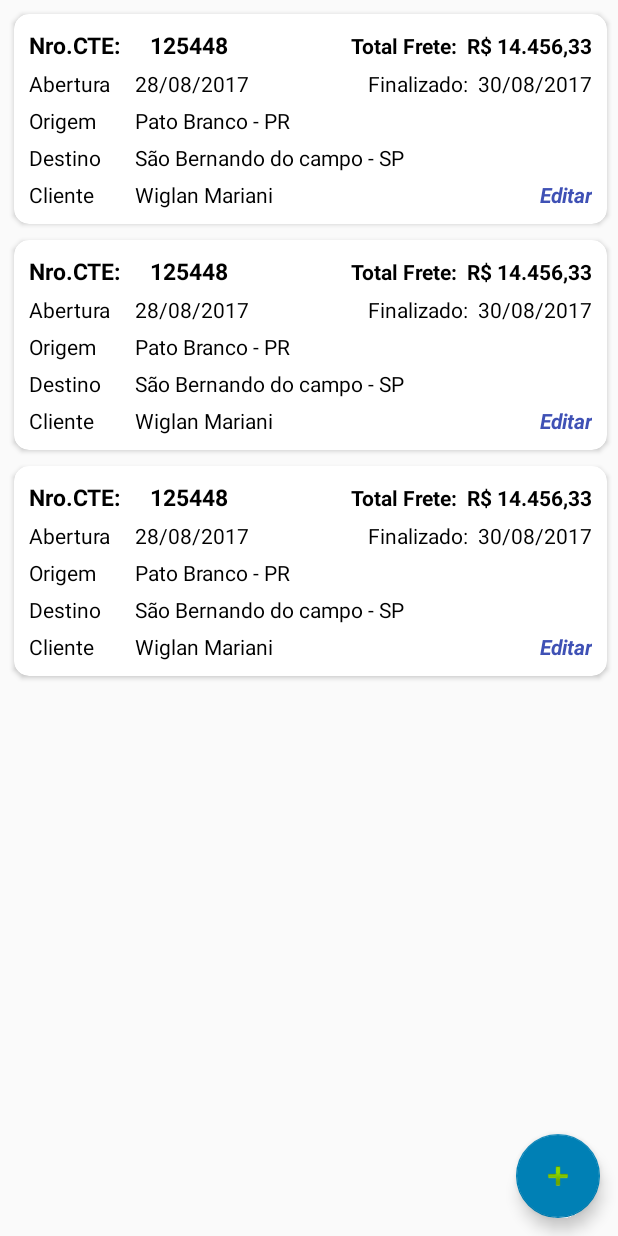
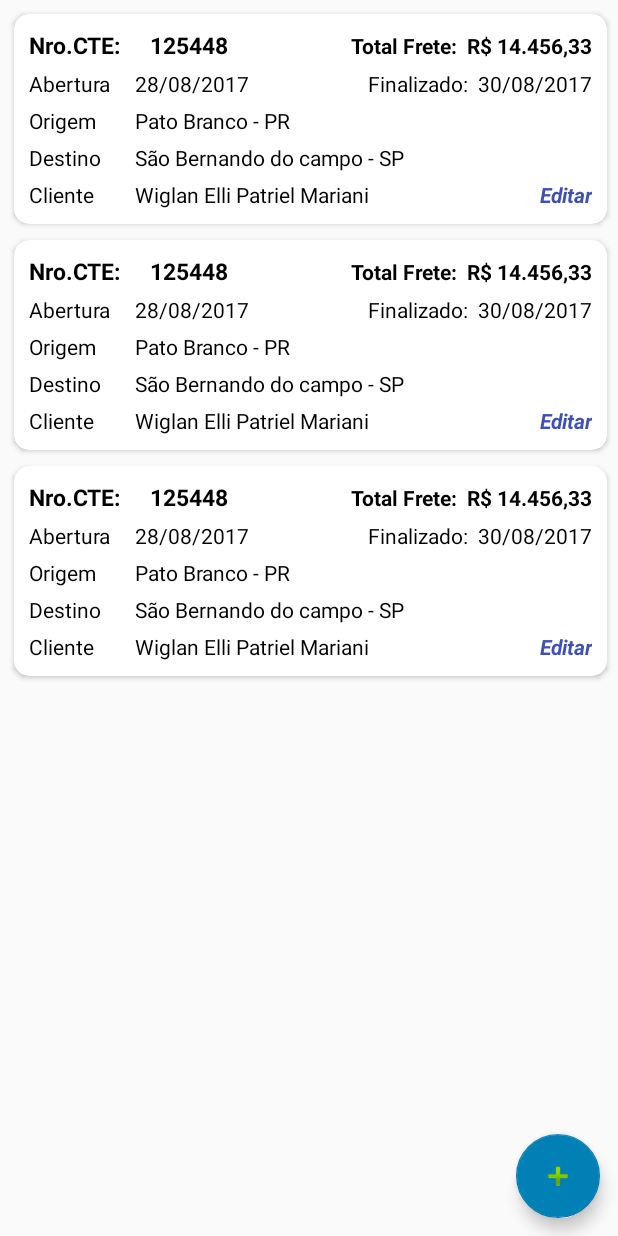
Before and after one commit to Wiglan/myFrete, an Android app: the layout lista_frete.xml on its own in the app's theme, with its tools: preview values and no code run, on a phone screen of 412 x 824 dp. Run offline under Robolectric (Android 15) with nearby library versions, the phone set to English and light mode, and no system bars.

Commit message:
ajustado nome do cliente no item frete

```diff
--- a/app/src/main/res/layout/item_frete.xml
+++ b/app/src/main/res/layout/item_frete.xml
@@ -159,7 +159,7 @@
                 android:layout_width="220dp"
                 android:layout_height="wrap_content"
                 android:paddingLeft="5dp"
-                android:text="Wiglan Mariani "
+                android:text="Wiglan Elli Patriel Mariani "
                 android:textColor="#000" />
 
 
```
